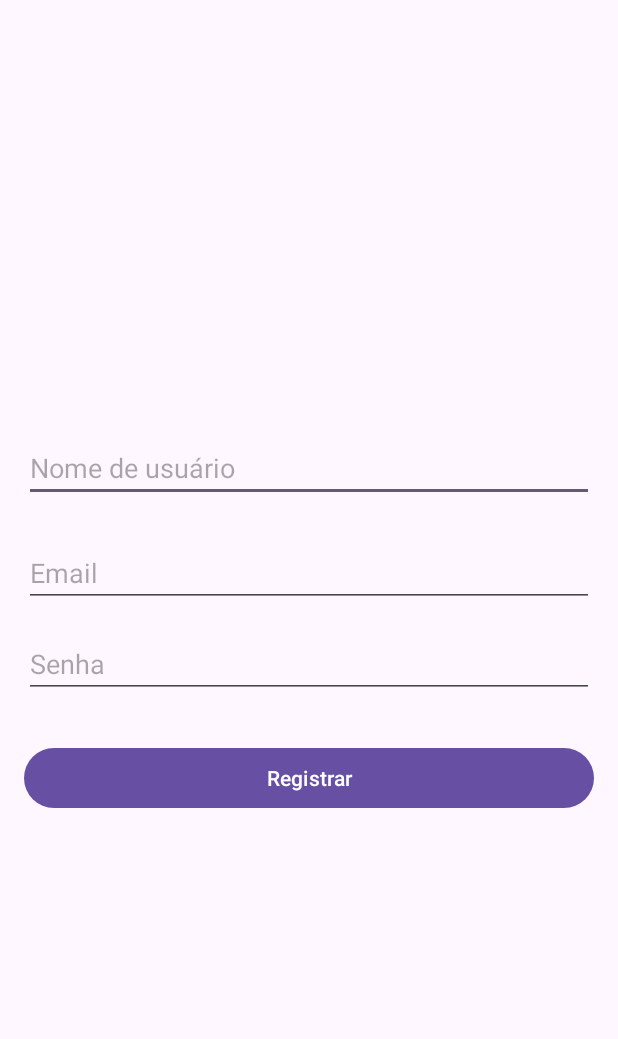
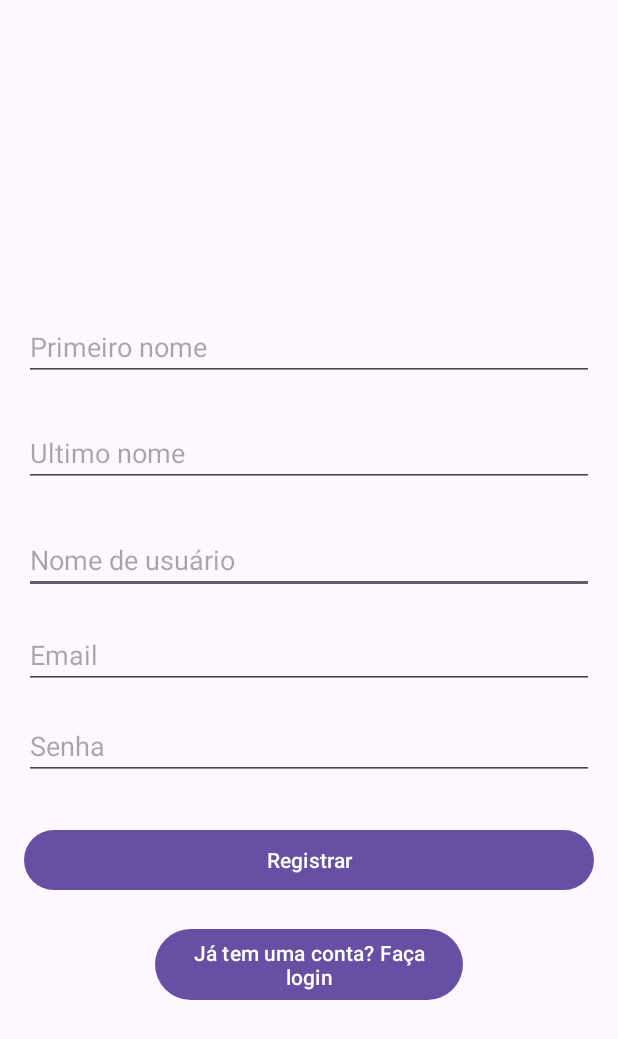
Before and after one commit to andrexdias/CyberShield, an Android app: the layout activity_register.xml on its own in the app's theme, with its tools: preview values and no code run, on a phone screen of 412 x 824 dp. Shown: the top 1039 px of the screen. Run offline under Robolectric (Android 15) with nearby library versions, the phone set to English and light mode, and no system bars.

Commit message:
Sistema de Login e Registro

```diff
--- a/app/build.gradle.kts
+++ b/app/build.gradle.kts
@@ -34,6 +34,8 @@ android {
 
 dependencies {
     implementation(platform("com.google.firebase:firebase-bom:33.6.0"))
+    implementation("com.google.firebase:firebase-auth")
+    implementation("com.google.firebase:firebase-database")
     implementation(libs.appcompat)
     implementation(libs.material)
     implementation(libs.activity)
--- a/app/src/main/res/layout/activity_login.xml
+++ b/app/src/main/res/layout/activity_login.xml
@@ -8,10 +8,10 @@
     android:padding="16dp">
 
     <EditText
-        android:id="@+id/editTextUsername"
+        android:id="@+id/editTextEmail"
         android:layout_width="match_parent"
         android:layout_height="wrap_content"
-        android:hint="Nome de usuário"
+        android:hint="Email"
         android:inputType="text"
         app:layout_constraintBottom_toBottomOf="parent"
         app:layout_constraintEnd_toEndOf="parent"
--- a/app/src/main/res/layout/activity_register.xml
+++ b/app/src/main/res/layout/activity_register.xml
@@ -8,7 +8,7 @@
     android:padding="16dp">
 
     <EditText
-        android:id="@+id/editTextUsername"
+        android:id="@+id/editTextEmail"
         android:layout_width="match_parent"
         android:layout_height="wrap_content"
         android:hint="Nome de usuário"
@@ -18,7 +18,33 @@
         app:layout_constraintHorizontal_bias="0.0"
         app:layout_constraintStart_toStartOf="parent"
         app:layout_constraintTop_toTopOf="parent"
-        app:layout_constraintVertical_bias="0.366" />
+        app:layout_constraintVertical_bias="0.448" />
+
+    <EditText
+        android:id="@+id/editTextFirstName"
+        android:layout_width="match_parent"
+        android:layout_height="wrap_content"
+        android:hint="Primeiro nome"
+        android:inputType="text"
+        app:layout_constraintBottom_toBottomOf="parent"
+        app:layout_constraintEnd_toEndOf="parent"
+        app:layout_constraintHorizontal_bias="0.0"
+        app:layout_constraintStart_toStartOf="parent"
+        app:layout_constraintTop_toTopOf="parent"
+        app:layout_constraintVertical_bias="0.258" />
+
+    <EditText
+        android:id="@+id/editTextLastName"
+        android:layout_width="match_parent"
+        android:layout_height="wrap_content"
+        android:hint="Ultimo nome"
+        android:inputType="text"
+        app:layout_constraintBottom_toBottomOf="parent"
+        app:layout_constraintEnd_toEndOf="parent"
+        app:layout_constraintHorizontal_bias="0.0"
+        app:layout_constraintStart_toStartOf="parent"
+        app:layout_constraintTop_toTopOf="parent"
+        app:layout_constraintVertical_bias="0.353" />
 
     <EditText
         android:id="@+id/editTextEmail"
@@ -31,19 +57,7 @@
         app:layout_constraintHorizontal_bias="0.0"
         app:layout_constraintStart_toStartOf="parent"
         app:layout_constraintTop_toTopOf="parent"
-        app:layout_constraintVertical_bias="0.46" />
-
-    <Button
-        android:id="@+id/buttonRegister"
-        android:layout_width="match_parent"
-        android:layout_height="wrap_content"
-        android:text="Registrar"
-        app:layout_constraintBottom_toBottomOf="parent"
-        app:layout_constraintEnd_toEndOf="parent"
-        app:layout_constraintHorizontal_bias="0.0"
-        app:layout_constraintStart_toStartOf="parent"
-        app:layout_constraintTop_toTopOf="parent"
-        app:layout_constraintVertical_bias="0.643" />
+        app:layout_constraintVertical_bias="0.533" />
 
     <EditText
         android:id="@+id/editTextPassword"
@@ -56,6 +70,29 @@
         app:layout_constraintHorizontal_bias="0.0"
         app:layout_constraintStart_toStartOf="parent"
         app:layout_constraintTop_toTopOf="parent"
-        app:layout_constraintVertical_bias="0.541" />
+        app:layout_constraintVertical_bias="0.614" />
+
+    <Button
+        android:id="@+id/buttonRegister"
+        android:layout_width="match_parent"
+        android:layout_height="wrap_content"
+        android:text="Registrar"
+        app:layout_constraintBottom_toBottomOf="parent"
+        app:layout_constraintEnd_toEndOf="parent"
+        app:layout_constraintHorizontal_bias="0.0"
+        app:layout_constraintStart_toStartOf="parent"
+        app:layout_constraintTop_toTopOf="parent"
+        app:layout_constraintVertical_bias="0.717" />
+
+    <Button
+        android:id="@+id/textViewLoginLink"
+        android:layout_width="205dp"
+        android:layout_height="55dp"
+        android:text="Já tem uma conta? Faça login"
+        app:layout_constraintBottom_toBottomOf="parent"
+        app:layout_constraintEnd_toEndOf="parent"
+        app:layout_constraintStart_toStartOf="parent"
+        app:layout_constraintTop_toTopOf="parent"
+        app:layout_constraintVertical_bias="0.814" />
 
 </androidx.constraintlayout.widget.ConstraintLayout>
```
Also changed, not shown: app/src/main/java/pt/andrexdias/cybershield/LoginActivity.java (+51 -1 lines), app/src/main/java/pt/andrexdias/cybershield/MainActivity.java (+0 -11 lines), app/src/main/java/pt/andrexdias/cybershield/RegisterActivity.java (added, +83 -0 lines), app/src/main/java/pt/andrexdias/cybershield/User.java (added, +20 -0 lines).
